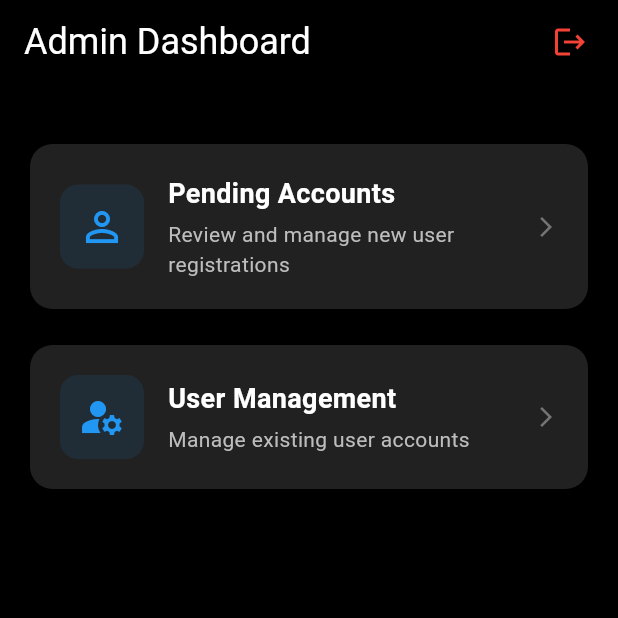
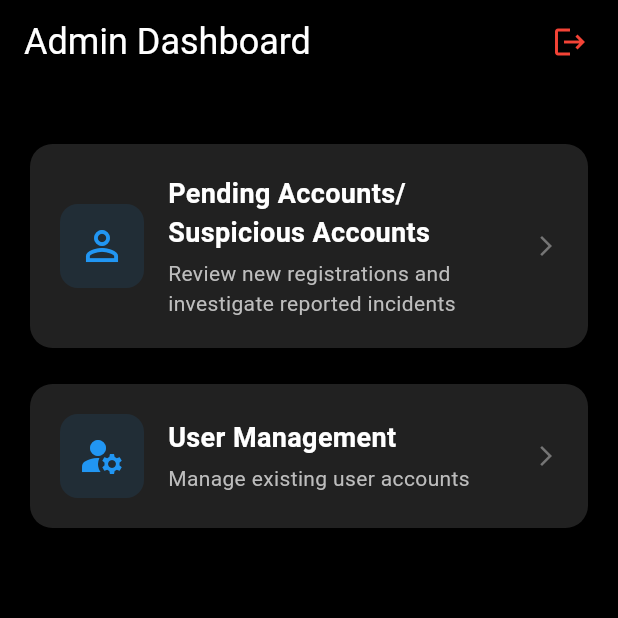
Before and after one commit to OOIJIN/CAT-group39, a Flutter app: the AdminPage screen opened directly, on a phone screen of 412 x 824 dp, the top half of it. Run offline on Flutter 3.47's test engine with Material 3 defaults, Android fonts, the phone set to English and light mode, and no system bars; our stand-ins replace camera, cloud_firestore, firebase_auth, firebase_core, firebase_messaging, flutter_local_notifications and 8 more; missing offline and left inert: app_settings, google_ml_kit; accounts and stored records are empty; project files that could hold a hidden picture were left out.

Commit message:
Update admin_page.dart

```diff
--- a/lib/screens/admin_page.dart
+++ b/lib/screens/admin_page.dart
@@ -55,8 +55,8 @@ class AdminPage extends StatelessWidget {
             SizedBox(height: 20),
             _buildDashboardCard(
               context,
-              'Pending Accounts',
-              'Review and manage new user registrations',
+              'Pending Accounts/Suspicious Accounts',
+              'Review new registrations and investigate reported incidents',
               Icons.person_outline,
               () => Navigator.push(
                 context,
```
